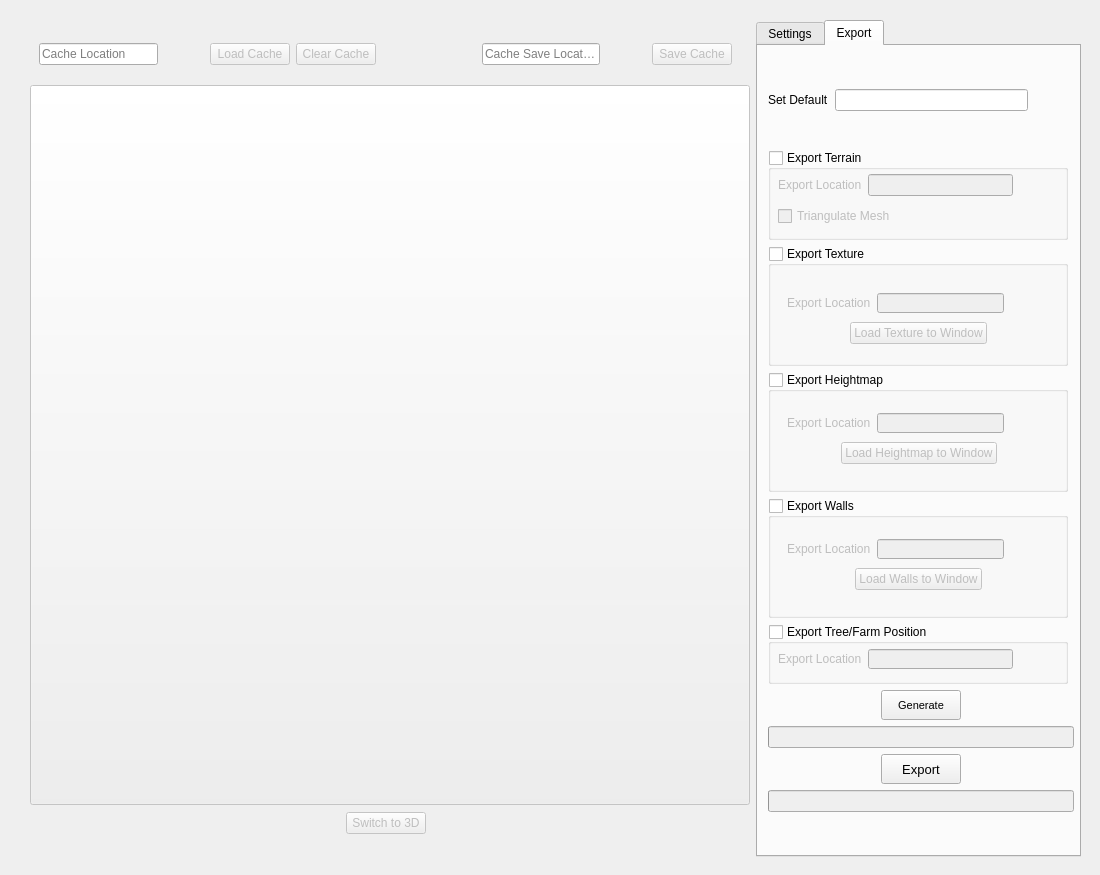
Qt form ui/pythonUI.ui (matttraynar/Terrain) before a commit.
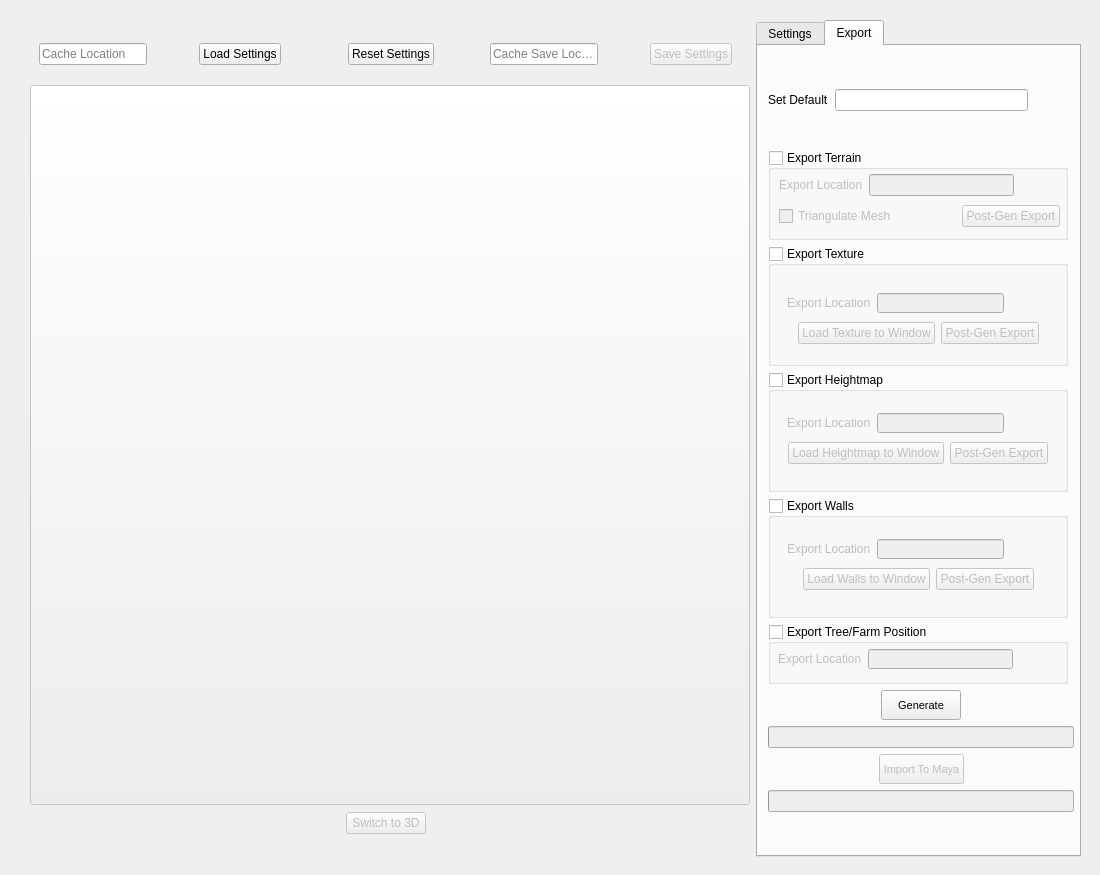
The same form after that commit. The open tabs and pages were chosen to show the change. Icons and pictures are not drawn.

Commit message: Changed a few ui things, using text edit rather than browser

Patch:
```diff
--- a/ui/pythonUI.ui
+++ b/ui/pythonUI.ui
@@ -46,7 +46,7 @@
        <height>800</height>
       </size>
      </property>
-     <widget class="QWidget" name="" native="true">
+     <widget class="QWidget" name="widget" native="true">
       <property name="geometry">
        <rect>
         <x>10</x>
@@ -116,17 +116,30 @@
              <item>
               <widget class="QPushButton" name="loadCacheButton">
                <property name="enabled">
-                <bool>false</bool>
+                <bool>true</bool>
                </property>
                <property name="text">
-                <string>Load Cache</string>
+                <string>Load Settings</string>
                </property>
               </widget>
              </item>
              <item>
-              <widget class="QPushButton" name="clearCacheButton">
+              <spacer name="horizontalSpacer_15">
+               <property name="orientation">
+                <enum>Qt::Horizontal</enum>
+               </property>
+               <property name="sizeHint" stdset="0">
+                <size>
+                 <width>50</width>
+                 <height>20</height>
+                </size>
+               </property>
+              </spacer>
+             </item>
+             <item>
+              <widget class="QPushButton" name="resetSettingsButton">
                <property name="enabled">
-                <bool>false</bool>
+                <bool>true</bool>
                </property>
                <property name="sizePolicy">
                 <sizepolicy hsizetype="Fixed" vsizetype="Fixed">
@@ -138,7 +151,7 @@
                 <bool>false</bool>
                </property>
                <property name="text">
-                <string>Clear Cache</string>
+                <string>Reset Settings</string>
                </property>
                <property name="autoDefault">
                 <bool>true</bool>
@@ -161,7 +174,7 @@
                </property>
                <property name="sizeHint" stdset="0">
                 <size>
-                 <width>100</width>
+                 <width>50</width>
                  <height>20</height>
                 </size>
                </property>
@@ -200,7 +213,7 @@
                 <bool>false</bool>
                </property>
                <property name="text">
-                <string>Save Cache</string>
+                <string>Save Settings</string>
                </property>
               </widget>
              </item>
@@ -1073,7 +1086,7 @@
           <attribute name="title">
            <string>Export</string>
           </attribute>
-          <widget class="QWidget" name="">
+          <widget class="QWidget" name="layoutWidget">
            <property name="geometry">
             <rect>
              <x>10</x>
@@ -1150,13 +1163,13 @@
                   <widget class="QWidget" name="">
                    <property name="geometry">
                     <rect>
-                     <x>10</x>
-                     <y>20</y>
+                     <x>11</x>
+                     <y>21</y>
                      <width>281</width>
-                     <height>60</height>
+                     <height>61</height>
                     </rect>
                    </property>
-                   <layout class="QVBoxLayout" name="TerrainLayout">
+                   <layout class="QVBoxLayout" name="verticalLayout_15">
                     <item>
                      <layout class="QHBoxLayout" name="horizontalLayout_7">
                       <item>
@@ -1192,11 +1205,38 @@
                      </layout>
                     </item>
                     <item>
-                     <widget class="QCheckBox" name="triangulateCheck">
-                      <property name="text">
-                       <string>Triangulate Mesh</string>
-                      </property>
-                     </widget>
+                     <layout class="QHBoxLayout" name="horizontalLayout_24">
+                      <item>
+                       <widget class="QCheckBox" name="triangulateCheck">
+                        <property name="text">
+                         <string>Triangulate Mesh</string>
+                        </property>
+                       </widget>
+                      </item>
+                      <item>
+                       <spacer name="horizontalSpacer_14">
+                        <property name="orientation">
+                         <enum>Qt::Horizontal</enum>
+                        </property>
+                        <property name="sizeHint" stdset="0">
+                         <size>
+                          <width>40</width>
+                          <height>20</height>
+                         </size>
+                        </property>
+                       </spacer>
+                      </item>
+                      <item>
+                       <widget class="QPushButton" name="postGenTerrain">
+                        <property name="enabled">
+                         <bool>false</bool>
+                        </property>
+                        <property name="text">
+                         <string>Post-Gen Export</string>
+                        </property>
+                       </widget>
+                      </item>
+                     </layout>
                     </item>
                    </layout>
                   </widget>
@@ -1225,7 +1265,7 @@
                   <property name="checked">
                    <bool>false</bool>
                   </property>
-                  <widget class="QWidget" name="">
+                  <widget class="QWidget" name="layoutWidget">
                    <property name="geometry">
                     <rect>
                      <x>10</x>
@@ -1345,6 +1385,16 @@
                         </property>
                        </widget>
                       </item>
+                      <item>
+                       <widget class="QPushButton" name="postGenTexture">
+                        <property name="enabled">
+                         <bool>false</bool>
+                        </property>
+                        <property name="text">
+                         <string>Post-Gen Export</string>
+                        </property>
+                       </widget>
+                      </item>
                       <item>
                        <spacer name="horizontalSpacer_9">
                         <property name="orientation">
@@ -1387,7 +1437,7 @@
                   <property name="checked">
                    <bool>false</bool>
                   </property>
-                  <widget class="QWidget" name="">
+                  <widget class="QWidget" name="layoutWidget">
                    <property name="geometry">
                     <rect>
                      <x>10</x>
@@ -1507,6 +1557,16 @@
                         </property>
                        </widget>
                       </item>
+                      <item>
+                       <widget class="QPushButton" name="postGenHeightmap">
+                        <property name="enabled">
+                         <bool>false</bool>
+                        </property>
+                        <property name="text">
+                         <string>Post-Gen Export</string>
+                        </property>
+                       </widget>
+                      </item>
                       <item>
                        <spacer name="horizontalSpacer_13">
                         <property name="orientation">
@@ -1549,7 +1609,7 @@
                   <property name="checked">
                    <bool>false</bool>
                   </property>
-                  <widget class="QWidget" name="">
+                  <widget class="QWidget" name="layoutWidget">
                    <property name="geometry">
                     <rect>
                      <x>10</x>
@@ -1669,6 +1729,16 @@
                         </property>
                        </widget>
                       </item>
+                      <item>
+                       <widget class="QPushButton" name="postGenWalls">
+                        <property name="enabled">
+                         <bool>false</bool>
+                        </property>
+                        <property name="text">
+                         <string>Post-Gen Export</string>
+                        </property>
+                       </widget>
+                      </item>
                       <item>
                        <spacer name="horizontalSpacer_11">
                         <property name="orientation">
@@ -1887,7 +1957,10 @@
                    </spacer>
                   </item>
                   <item>
-                   <widget class="QPushButton" name="exportButton">
+                   <widget class="QPushButton" name="importButton">
+                    <property name="enabled">
+                     <bool>false</bool>
+                    </property>
                     <property name="minimumSize">
                      <size>
                       <width>75</width>
@@ -1896,13 +1969,13 @@
                     </property>
                     <property name="font">
                      <font>
-                      <pointsize>10</pointsize>
+                      <pointsize>8</pointsize>
                       <weight>50</weight>
                       <bold>false</bold>
                      </font>
                     </property>
                     <property name="text">
-                     <string>Export</string>
+                     <string>Import To Maya</string>
                     </property>
                    </widget>
                   </item>
```
Left out of the diff: 73 changed lines with no effect on the pictures. The commit also changes 1 other file.
